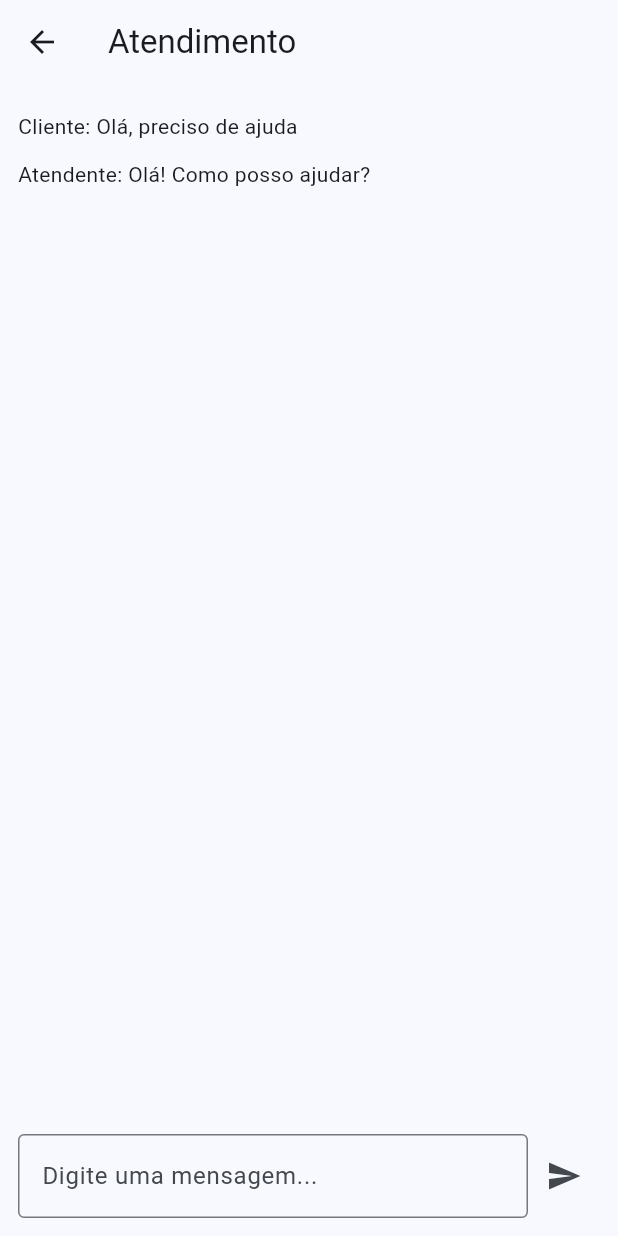
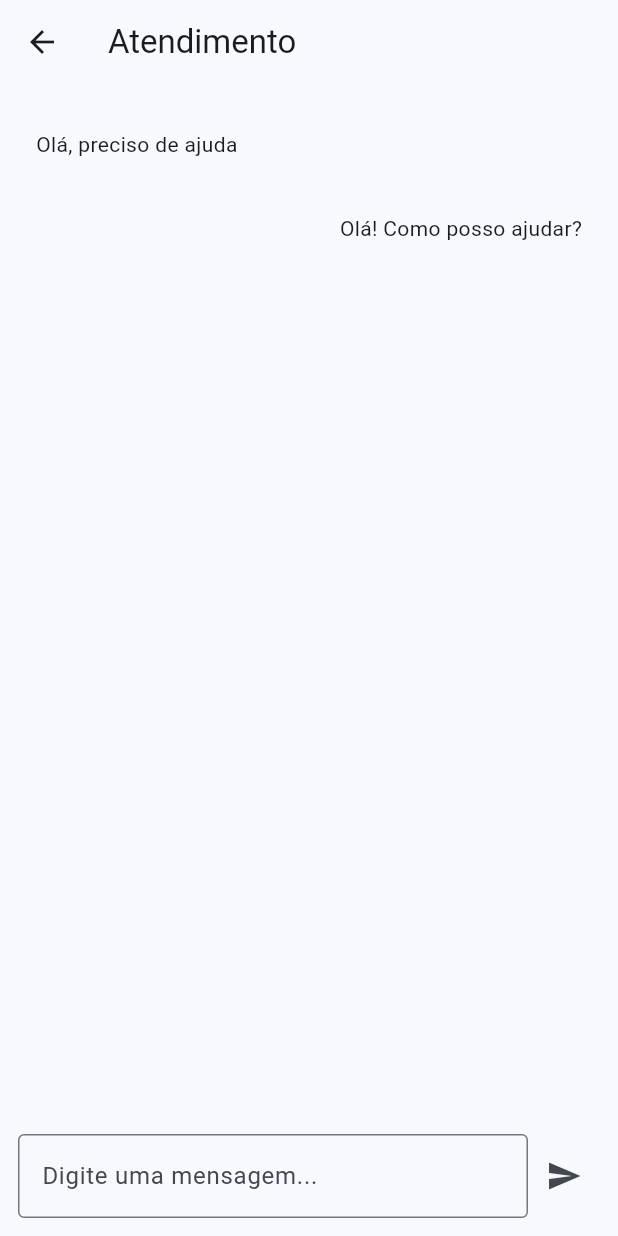
Before and after one commit to luisaguiar659-lang/OpenAtende, a Flutter app: the ChatScreen screen opened directly, on a phone screen of 412 x 824 dp. Run offline on Flutter 3.47's test engine with Material 3 defaults, Android fonts, the phone set to English and light mode, and no system bars.

Commit message:
Improve chat UI with message bubbles

```diff
--- a/mobile/lib/screens/chat_screen.dart
+++ b/mobile/lib/screens/chat_screen.dart
@@ -10,26 +10,40 @@ class ChatScreen extends StatefulWidget {
 class _ChatScreenState extends State<ChatScreen> {
   final TextEditingController controller = TextEditingController();
 
-  final List<String> messages = [
-    'Cliente: Olá, preciso de ajuda',
-    'Atendente: Olá! Como posso ajudar?',
+  final List<Map<String, dynamic>> messages = [
+    {'text': 'Olá, preciso de ajuda', 'sender': 'client'},
+    {'text': 'Olá! Como posso ajudar?', 'sender': 'agent'},
   ];
 
   void sendMessage() {
     if (controller.text.trim().isEmpty) return;
 
     setState(() {
-      messages.add('Atendente: ${controller.text}');
+      messages.add({
+        'text': controller.text,
+        'sender': 'agent',
+      });
       controller.clear();
     });
+  }
+
+  Widget messageBubble(Map<String, dynamic> message) {
+    final bool isAgent = message['sender'] == 'agent';
+
+    return Align(
+      alignment: isAgent ? Alignment.centerRight : Alignment.centerLeft,
+      child: Container(
+        margin: const EdgeInsets.symmetric(vertical: 6),
+        padding: const EdgeInsets.all(12),
+        child: Text(message['text']),
+      ),
+    );
   }
 
   @override
   Widget build(BuildContext context) {
     return Scaffold(
-      appBar: AppBar(
-        title: const Text('Atendimento'),
-      ),
+      appBar: AppBar(title: const Text('Atendimento')),
       body: Column(
         children: [
           Expanded(
@@ -37,10 +51,7 @@ class _ChatScreenState extends State<ChatScreen> {
               padding: const EdgeInsets.all(12),
               itemCount: messages.length,
               itemBuilder: (context, index) {
-                return Padding(
-                  padding: const EdgeInsets.symmetric(vertical: 6),
-                  child: Text(messages[index]),
-                );
+                return messageBubble(messages[index]);
               },
             ),
           ),
```
